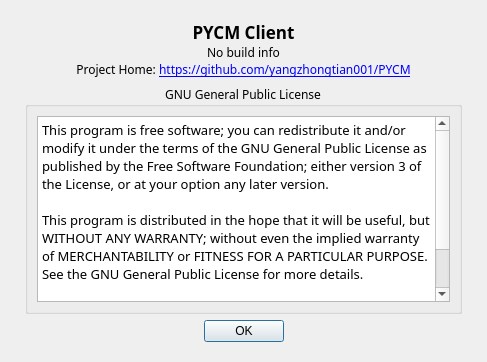
Before: the Qt Designer form Client/UI/AboutUI.ui in yang-zhongtian/PYCM, drawn with Qt 5.
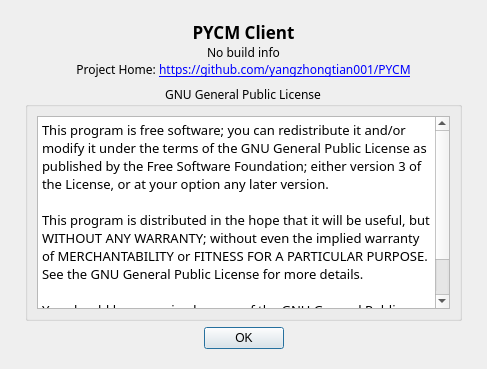
After: the same form once the commit is applied. Icons and pictures are not drawn.

```diff
--- a/Client/UI/AboutUI.ui
+++ b/Client/UI/AboutUI.ui
@@ -7,7 +7,7 @@
     <x>0</x>
     <y>0</y>
     <width>487</width>
-    <height>362</height>
+    <height>369</height>
    </rect>
   </property>
   <property name="sizePolicy">
```
Left out of the diff: 6 changed lines with no effect on the pictures.
